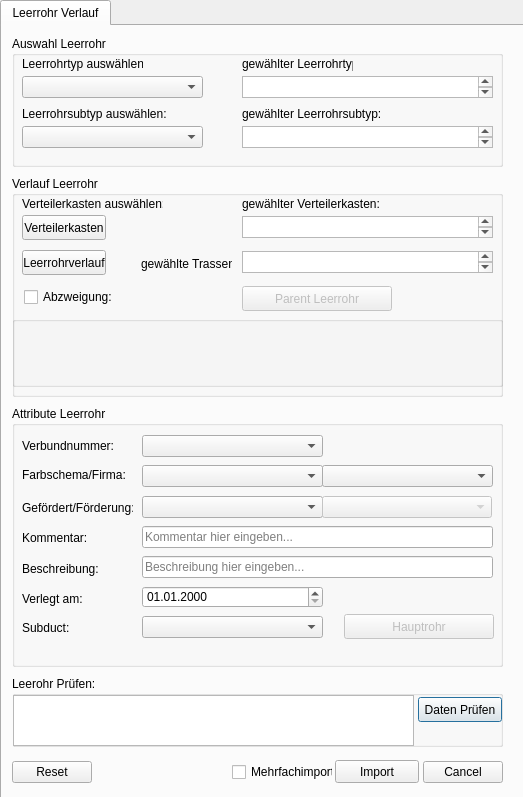
The window that tools/leerrohr_verlegen/leerrohr_verlegen_dialog_base.ui (geoKjack/Toolbox_SiegeleCO) describes before a commit, drawn with Qt 5.
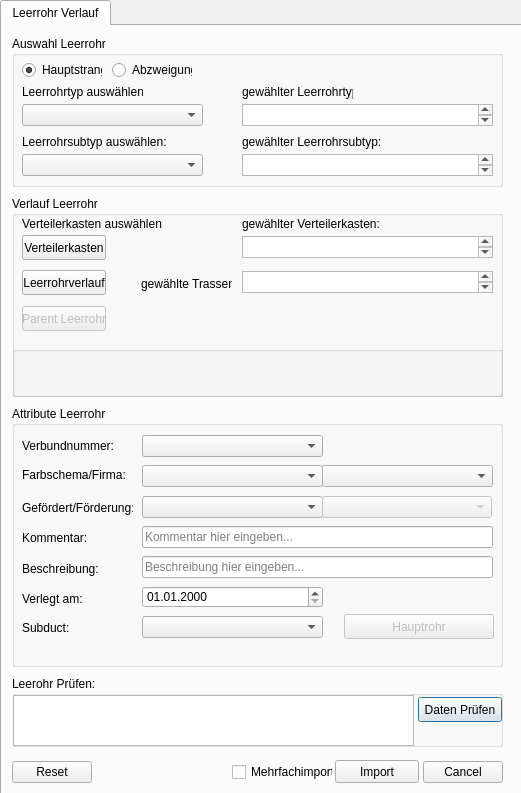
The same window after the commit. Custom widgets are drawn as their Qt base class.

Commit message: Ergänzung von Auswahl Haupt und Nebenstrang bzw. Abzweigung im Tool bzw. UI; Hausseinführung kleiner Bugfixes

What changed in the file:
```diff
--- a/tools/leerrohr_verlegen/leerrohr_verlegen_dialog_base.ui
+++ b/tools/leerrohr_verlegen/leerrohr_verlegen_dialog_base.ui
@@ -6,8 +6,8 @@
    <rect>
     <x>0</x>
     <y>0</y>
-    <width>523</width>
-    <height>797</height>
+    <width>521</width>
+    <height>793</height>
    </rect>
   </property>
   <property name="windowTitle">
@@ -338,9 +338,9 @@
      <property name="geometry">
       <rect>
        <x>10</x>
-       <y>150</y>
+       <y>170</y>
        <width>491</width>
-       <height>221</height>
+       <height>201</height>
       </rect>
      </property>
      <property name="title">
@@ -435,34 +435,21 @@
       <property name="geometry">
        <rect>
         <x>0</x>
-        <y>140</y>
+        <y>150</y>
         <width>491</width>
-        <height>71</height>
+        <height>51</height>
        </rect>
       </property>
      </widget>
-     <widget class="QCheckBox" name="checkBox_Abzweigung">
-      <property name="geometry">
-       <rect>
-        <x>12</x>
-        <y>112</y>
-        <width>100</width>
-        <height>18</height>
-       </rect>
-      </property>
-      <property name="text">
-       <string>Abzweigung:</string>
-      </property>
-     </widget>
      <widget class="QPushButton" name="pushButton_parent_leerrohr">
       <property name="enabled">
        <bool>false</bool>
       </property>
       <property name="geometry">
        <rect>
-        <x>230</x>
+        <x>10</x>
         <y>110</y>
-        <width>150</width>
+        <width>84</width>
         <height>25</height>
        </rect>
       </property>
@@ -477,7 +464,7 @@
        <x>10</x>
        <y>10</y>
        <width>491</width>
-       <height>131</height>
+       <height>151</height>
       </rect>
      </property>
      <property name="title">
@@ -487,7 +474,7 @@
       <property name="geometry">
        <rect>
         <x>10</x>
-        <y>20</y>
+        <y>48</y>
         <width>121</width>
         <height>16</height>
        </rect>
@@ -500,7 +487,7 @@
       <property name="geometry">
        <rect>
         <x>10</x>
-        <y>40</y>
+        <y>68</y>
         <width>181</width>
         <height>22</height>
        </rect>
@@ -510,7 +497,7 @@
       <property name="geometry">
        <rect>
         <x>230</x>
-        <y>40</y>
+        <y>68</y>
         <width>251</width>
         <height>22</height>
        </rect>
@@ -520,7 +507,7 @@
       <property name="geometry">
        <rect>
         <x>230</x>
-        <y>20</y>
+        <y>48</y>
         <width>111</width>
         <height>16</height>
        </rect>
@@ -533,7 +520,7 @@
       <property name="geometry">
        <rect>
         <x>10</x>
-        <y>90</y>
+        <y>118</y>
         <width>181</width>
         <height>22</height>
        </rect>
@@ -543,7 +530,7 @@
       <property name="geometry">
        <rect>
         <x>230</x>
-        <y>90</y>
+        <y>118</y>
         <width>251</width>
         <height>22</height>
        </rect>
@@ -553,7 +540,7 @@
       <property name="geometry">
        <rect>
         <x>230</x>
-        <y>70</y>
+        <y>98</y>
         <width>141</width>
         <height>16</height>
        </rect>
@@ -566,7 +553,7 @@
       <property name="geometry">
        <rect>
         <x>10</x>
-        <y>70</y>
+        <y>98</y>
         <width>161</width>
         <height>16</height>
        </rect>
@@ -575,6 +562,41 @@
        <string>Leerrohrsubtyp auswählen:</string>
       </property>
      </widget>
+     <widget class="QRadioButton" name="radioButton">
+      <property name="geometry">
+       <rect>
+        <x>10</x>
+        <y>25</y>
+        <width>80</width>
+        <height>18</height>
+       </rect>
+      </property>
+      <property name="text">
+       <string>Hauptstrang</string>
+      </property>
+      <property name="checked">
+       <bool>true</bool>
+      </property>
+      <attribute name="buttonGroup">
+       <string notr="true">buttonGroup</string>
+      </attribute>
+     </widget>
+     <widget class="QRadioButton" name="radioButton_2">
+      <property name="geometry">
+       <rect>
+        <x>100</x>
+        <y>25</y>
+        <width>80</width>
+        <height>18</height>
+       </rect>
+      </property>
+      <property name="text">
+       <string>Abzweigung</string>
+      </property>
+      <attribute name="buttonGroup">
+       <string notr="true">buttonGroup</string>
+      </attribute>
+     </widget>
     </widget>
     <widget class="QCheckBox" name="checkBox_clearForm">
      <property name="geometry">
```
Left out of the diff: 3 changed lines with no effect on the pictures. The commit also changes 2 other files.
